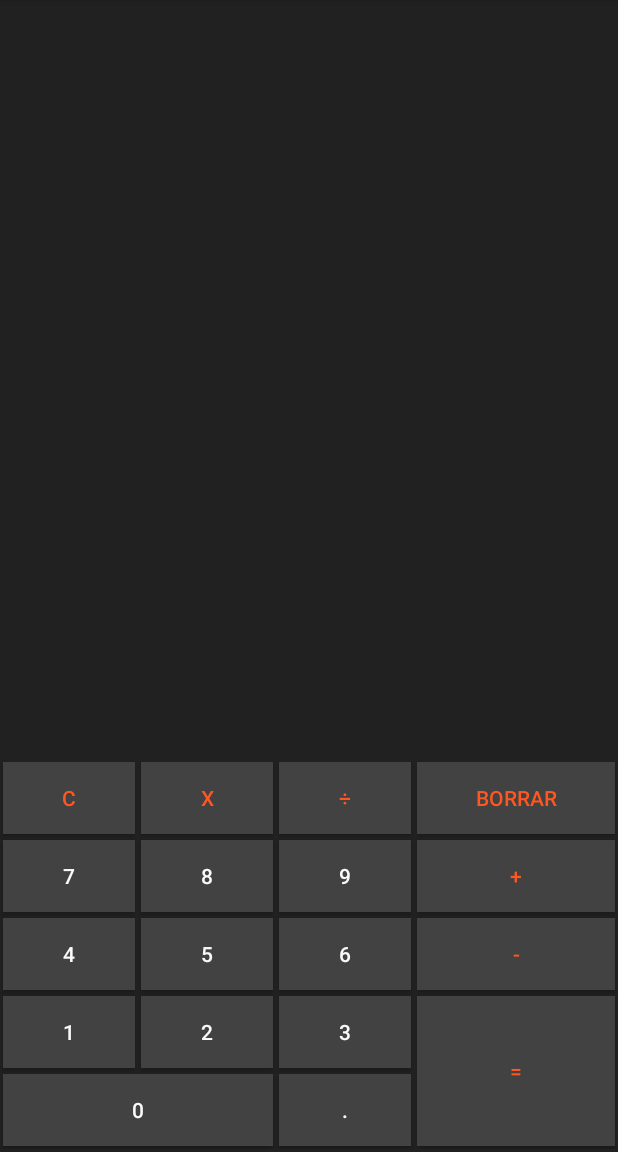
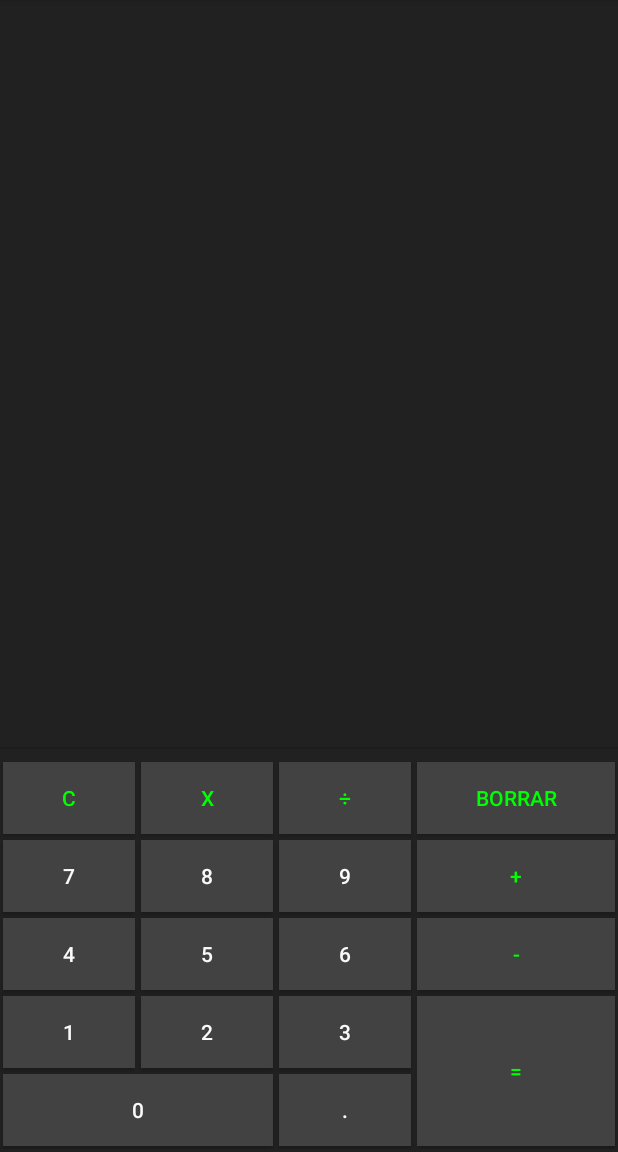
Before and after one commit to loqum/Calculadora, an Android app: the screen it shows after launch (MainActivity), on a phone screen of 412 x 824 dp, the part 84-1236 px from its top. Run offline under Robolectric (Android 15) with nearby library versions, the phone set to English and light mode, and no system bars.

Commit message:
Implementados todos los eventos de los botones

```diff
--- a/app/src/main/res/layout/activity_main.xml
+++ b/app/src/main/res/layout/activity_main.xml
@@ -8,7 +8,7 @@
     android:layout_alignParentStart="true"
     android:layout_alignParentTop="true"
     android:background="@color/ColorBackgroundAppMain"
-    android:orientation="vertical">
+    android:orientation="vertical"
     tools:context=".MainActivity">
 
     <TextView
@@ -22,7 +22,7 @@
         android:height="100dp"
         android:textAlignment="textEnd"
         android:textColor="#F5F5F5"
-        android:textSize="35dp" />
+        android:textSize="35sp" />
 
 
     <android.support.v7.widget.GridLayout
@@ -179,7 +179,7 @@
         android:id="@+id/divider"
         android:layout_width="match_parent"
         android:layout_height="1dp"
-        android:layout_below="@+id/Etiqueta"
+        android:layout_below="@+id/etiquetaResultado"
         android:layout_alignParentStart="true"
         android:layout_marginStart="0dp"
         android:layout_marginTop="-8dp"
--- a/app/src/main/res/values/colors.xml
+++ b/app/src/main/res/values/colors.xml
@@ -4,7 +4,7 @@
     <color name="colorPrimaryDark">#00574B</color>
     <color name="colorAccent">#D81B60</color>
     <color name="colorBackground">#424242</color>
-    <color name="colorButton">#FF5722</color>
+    <color name="colorButton">#00ff00</color>
     <color name="colorButtonNumber">#FAFAFA</color>
     <color name="ColorBackgroundAppMain">#212121</color>
 </resources>
```
Also changed, not shown: app/src/main/java/com/example/rfm/calculadora/MainActivity.java (+55 -0 lines).
